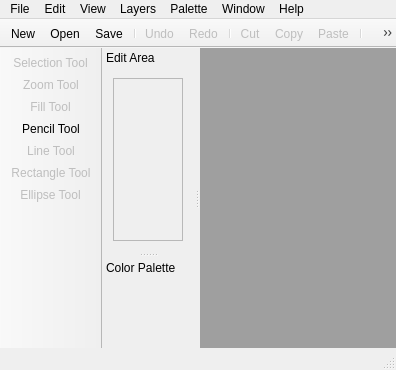
LeoBusta/PixelBooster, file screens/main_window.ui: the form before one commit.
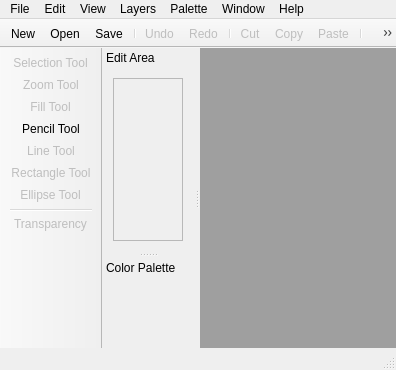
The form after the commit. Icons and pictures are not drawn. Custom widgets are drawn as their Qt base class.

Commit message: just adding some action icons because... reasons. :P

Patch:
```diff
--- a/screens/main_window.ui
+++ b/screens/main_window.ui
@@ -195,6 +195,8 @@
    <addaction name="actionLine_Tool"/>
    <addaction name="actionRectangle_Tool"/>
    <addaction name="actionEllipse_Tool"/>
+   <addaction name="separator"/>
+   <addaction name="actionTransparency"/>
   </widget>
   <widget class="QDockWidget" name="dockWidget">
    <property name="features">
```
Left out of the diff: 20 changed lines with no effect on the pictures. The commit also changes 8 other files.
